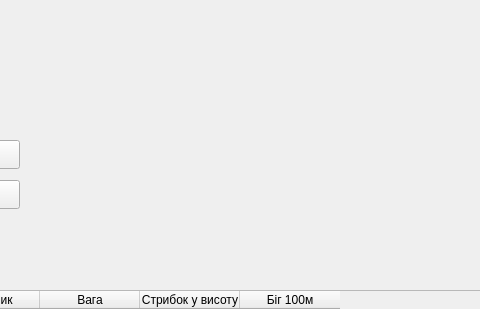
Before: the Qt Designer form qt/zmagannia/mainwindow.ui in denisk0m/cursova, drawn with Qt 5; both pictures show x 221 to 701 and y 0 to 320 of the 800 by 600 pixel window.
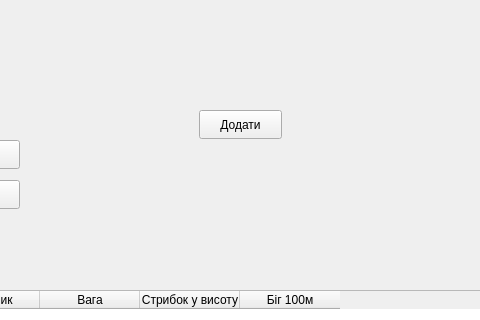
After: the same form once the commit is applied.

```diff
--- a/qt/zmagannia/mainwindow.ui
+++ b/qt/zmagannia/mainwindow.ui
@@ -114,6 +114,19 @@
      <string>Записати в файл</string>
     </property>
    </widget>
+   <widget class="QPushButton" name="btn_addNode">
+    <property name="geometry">
+     <rect>
+      <x>420</x>
+      <y>110</y>
+      <width>83</width>
+      <height>29</height>
+     </rect>
+    </property>
+    <property name="text">
+     <string>Додати</string>
+    </property>
+   </widget>
   </widget>
   <widget class="QMenuBar" name="menubar">
    <property name="geometry">
```
